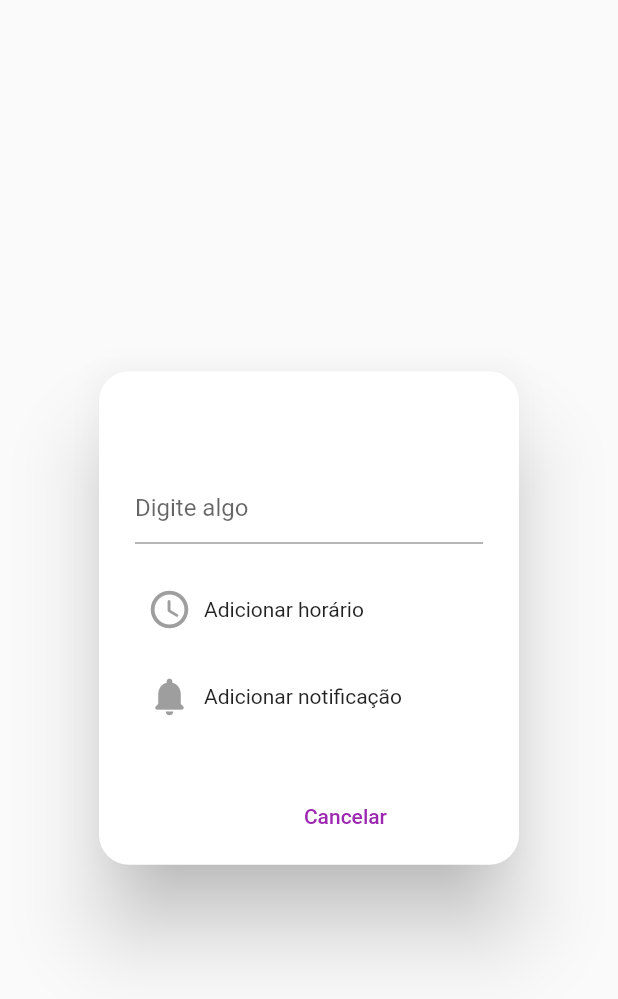
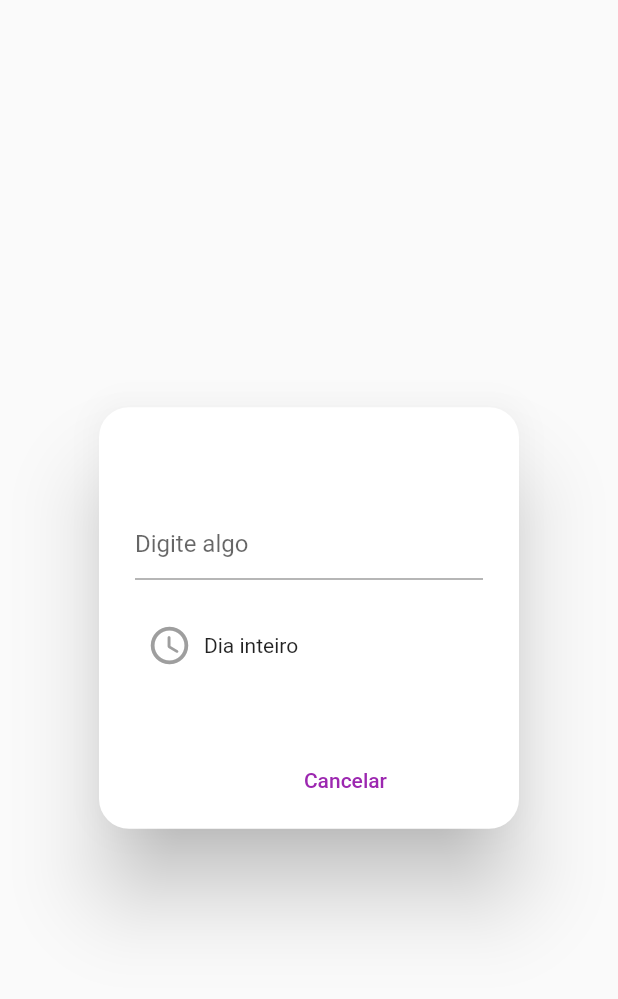
Before and after one commit to eduardoandd/todo_list, a Flutter app: the CustomAlertDialog widget shown alone on an empty page, opened directly with empty values, on a phone screen of 412 x 824 dp. Shown: the top 999 px of the screen. Run offline on Flutter 3.47's test engine with Material 2 defaults, Android fonts, the light colour scheme and no system bars; our stand-ins replace calendar_date_picker2, cloud_firestore, firebase_analytics, firebase_core, firebase_messaging, flutter_holo_date_picker and 2 more; missing offline and left inert: day_night_time_picker; accounts and stored records are empty.

Commit message:
adicionando horario

```diff
--- a/lib/shared/widgets/custom_alert_dialog.dart
+++ b/lib/shared/widgets/custom_alert_dialog.dart
@@ -10,12 +10,19 @@ class CustomAlertDialog extends StatefulWidget {
   final String title;
   final String confirmText;
   final Function onConfirm;
+  final bool notify;
+  final bool fullDay;
+  final Function(bool) onfullDayChanged;
+  final Function(Time) onTaskTimeChanged;
 
   CustomAlertDialog({
     required this.controller,
     required this.title,
     required this.confirmText,
     required this.onConfirm,
+    required this.notify,
+    required this.fullDay,
+    required this.onfullDayChanged, required this.onTaskTimeChanged
   });
 
   @override
@@ -25,7 +32,8 @@ class CustomAlertDialog extends StatefulWidget {
 class _CustomAlertDialogState extends State<CustomAlertDialog> {
   bool notification = false;
   Time _time = Time(hour: 12, minute: 0);
-  String selectedTime = "Adicionar horário";
+  String selectedTime = "Dia inteiro";
+  Time? taskTime_;
 
   void _showTimePicker() {
     Navigator.of(context).push(
@@ -35,8 +43,14 @@ class _CustomAlertDialogState extends State<CustomAlertDialog> {
         onChange: (Time newTime) {
           setState(() {
             _time = newTime;
+            taskTime_ = _time;
             selectedTime =
                 "${newTime.hour.toString().padLeft(2, '0')}:${newTime.minute.toString().padLeft(2, '0')}";
+
+              if(taskTime_ != null){
+                widget.onTaskTimeChanged(taskTime_!);
+              }
+
           });
         },
         iosStylePicker: false,
@@ -50,7 +64,7 @@ class _CustomAlertDialogState extends State<CustomAlertDialog> {
   Widget build(BuildContext context) {
     return AlertDialog(
       shape: RoundedRectangleBorder(
-        borderRadius:BorderRadius.circular(20),
+        borderRadius: BorderRadius.circular(20),
       ),
       title: Row(
         mainAxisAlignment: MainAxisAlignment.spaceBetween,
@@ -70,11 +84,20 @@ class _CustomAlertDialogState extends State<CustomAlertDialog> {
           ),
           const SizedBox(height: 20),
           Row(
+            mainAxisAlignment: MainAxisAlignment.spaceBetween,
             children: [
               Material(
                 color: Colors.transparent,
                 child: InkWell(
-                  onTap: _showTimePicker,
+                  onTap: (){
+                    _showTimePicker();
+                    if(_time != null){
+                      setState(() {
+                        widget.onfullDayChanged(false);
+
+                      });
+                    }
+                  },
                   borderRadius: BorderRadius.circular(50),
                   child: Padding(
                     padding: const EdgeInsets.all(8.0),
@@ -89,6 +112,7 @@ class _CustomAlertDialogState extends State<CustomAlertDialog> {
                           padding: const EdgeInsets.all(8.0),
                           child: Text(selectedTime),
                         ),
+
                       ],
                     ),
                   ),
@@ -97,7 +121,7 @@ class _CustomAlertDialogState extends State<CustomAlertDialog> {
             ],
           ),
           const SizedBox(height: 10),
-          Row(
+          selectedTime !="Dia inteiro" ? Row(
             mainAxisAlignment: MainAxisAlignment.spaceBetween,
             children: [
               Material(
@@ -145,7 +169,7 @@ class _CustomAlertDialogState extends State<CustomAlertDialog> {
                   ),
                 ),
             ],
-          ),
+          ) : Container(),
         ],
       ),
       actions: [
```
Also changed, not shown: lib/model/task_model.dart (+13 -6 lines), lib/pages/todo_page.dart (+45 -11 lines).
